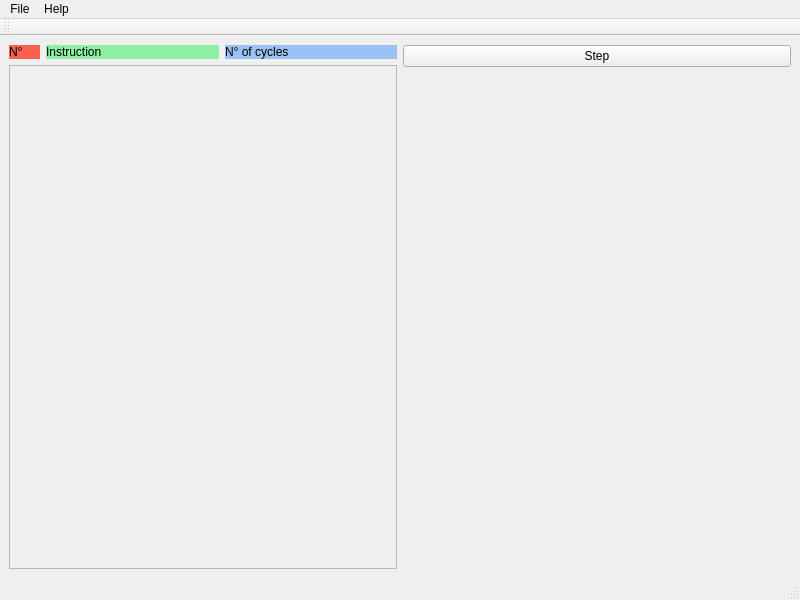
Above: src/window.ui from Trees-Over-The-Lake/Tomasulo-Visual before the change. Below: the same form after it.
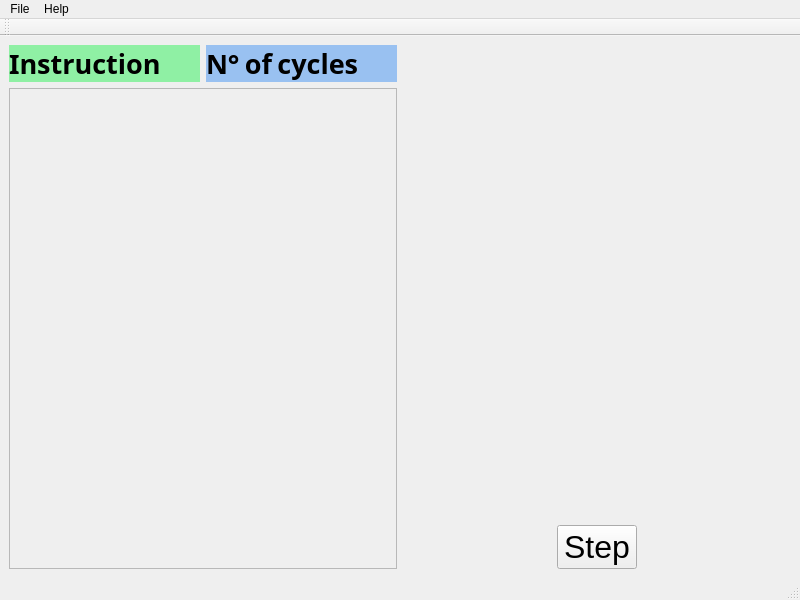
That is the form after the change. Custom widgets are drawn as their Qt base class.

Commit message: refc: adicionado maior visibilidade a interface

What changed in the file:
```diff
--- a/src/window.ui
+++ b/src/window.ui
@@ -19,23 +19,6 @@
      <layout class="QVBoxLayout" name="verticalLayout">
       <item>
        <layout class="QHBoxLayout" name="horizontalLayout_2">
-        <item>
-         <widget class="QLabel" name="instructionNumber">
-          <property name="sizePolicy">
-           <sizepolicy hsizetype="Fixed" vsizetype="Preferred">
-            <horstretch>50</horstretch>
-            <verstretch>0</verstretch>
-           </sizepolicy>
-          </property>
-          <property name="styleSheet">
-           <string notr="true">background-color: rgb(246, 97, 81);
-color: rgb(0, 0, 0);</string>
-          </property>
-          <property name="text">
-           <string>N°     </string>
-          </property>
-         </widget>
-        </item>
         <item>
          <widget class="QLabel" name="instructionName">
           <property name="sizePolicy">
@@ -44,6 +27,13 @@
             <verstretch>0</verstretch>
            </sizepolicy>
           </property>
+          <property name="font">
+           <font>
+            <family>Noto Sans Adlam</family>
+            <pointsize>20</pointsize>
+            <bold>true</bold>
+           </font>
+          </property>
           <property name="styleSheet">
            <string notr="true">background-color: rgb(143, 240, 164);
 color: rgb(0, 0, 0);</string>
@@ -55,6 +45,13 @@
         </item>
         <item>
          <widget class="QLabel" name="instructionCycles">
+          <property name="font">
+           <font>
+            <family>Noto Sans Adlam</family>
+            <pointsize>20</pointsize>
+            <bold>true</bold>
+           </font>
+          </property>
           <property name="styleSheet">
            <string notr="true">background-color: rgb(153, 193, 241);
 color: rgb(0, 0, 0);</string>
@@ -83,7 +80,7 @@
            <x>0</x>
            <y>0</y>
            <width>384</width>
-           <height>489</height>
+           <height>470</height>
           </rect>
          </property>
         </widget>
@@ -97,15 +94,32 @@
        <enum>QLayout::SetDefaultConstraint</enum>
       </property>
       <item>
+       <widget class="InstructionsList" name="instructionsList" native="true"/>
+      </item>
+      <item alignment="Qt::AlignHCenter">
        <widget class="QPushButton" name="stepButton">
+        <property name="sizePolicy">
+         <sizepolicy hsizetype="Fixed" vsizetype="Fixed">
+          <horstretch>0</horstretch>
+          <verstretch>0</verstretch>
+         </sizepolicy>
+        </property>
+        <property name="font">
+         <font>
+          <pointsize>24</pointsize>
+         </font>
+        </property>
+        <property name="autoFillBackground">
+         <bool>false</bool>
+        </property>
         <property name="text">
          <string>Step</string>
         </property>
+        <property name="flat">
+         <bool>false</bool>
+        </property>
        </widget>
       </item>
-      <item>
-       <widget class="InstructionsList" name="instructionsList" native="true"/>
-      </item>
      </layout>
     </item>
    </layout>
```
The commit also changes 7 other files.
